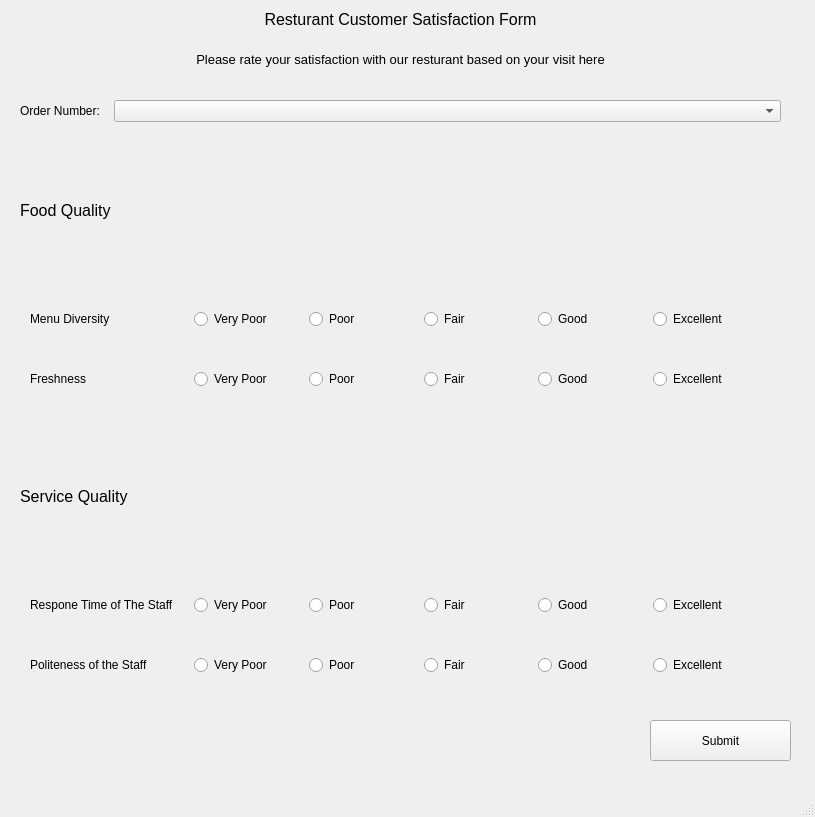
Old version of the form ui_files/CustomerFeedBackForm.ui in the repository TahaZahid05/Restaurant-Managment-System.
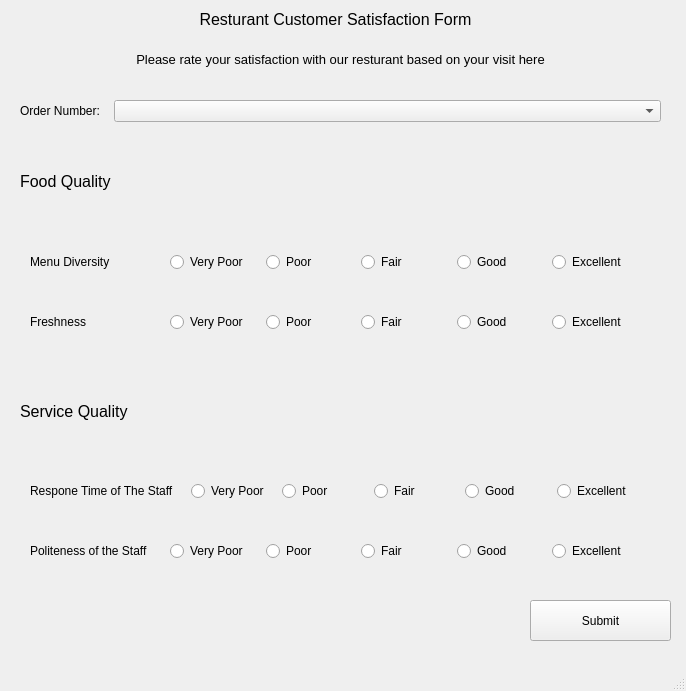
New version of the form.

What changed in the file:
```diff
--- a/ui_files/CustomerFeedBackForm.ui
+++ b/ui_files/CustomerFeedBackForm.ui
@@ -6,8 +6,8 @@
    <rect>
     <x>0</x>
     <y>0</y>
-    <width>815</width>
-    <height>817</height>
+    <width>686</width>
+    <height>691</height>
    </rect>
   </property>
   <property name="windowTitle">
@@ -19,7 +19,7 @@
      <rect>
       <x>10</x>
       <y>10</y>
-      <width>781</width>
+      <width>651</width>
       <height>20</height>
      </rect>
     </property>
@@ -46,7 +46,7 @@
      <rect>
       <x>10</x>
       <y>50</y>
-      <width>781</width>
+      <width>661</width>
       <height>20</height>
      </rect>
     </property>
@@ -73,8 +73,8 @@
      <rect>
       <x>10</x>
       <y>90</y>
-      <width>781</width>
-      <height>615</height>
+      <width>661</width>
+      <height>501</height>
      </rect>
     </property>
     <layout class="QVBoxLayout" name="verticalLayout" stretch="1,4,4">
@@ -582,8 +582,8 @@
    <widget class="QPushButton" name="pushButton">
     <property name="geometry">
      <rect>
-      <x>650</x>
-      <y>720</y>
+      <x>530</x>
+      <y>600</y>
       <width>141</width>
       <height>41</height>
      </rect>
```
Left out of the diff: 6 changed lines with no effect on the pictures.
